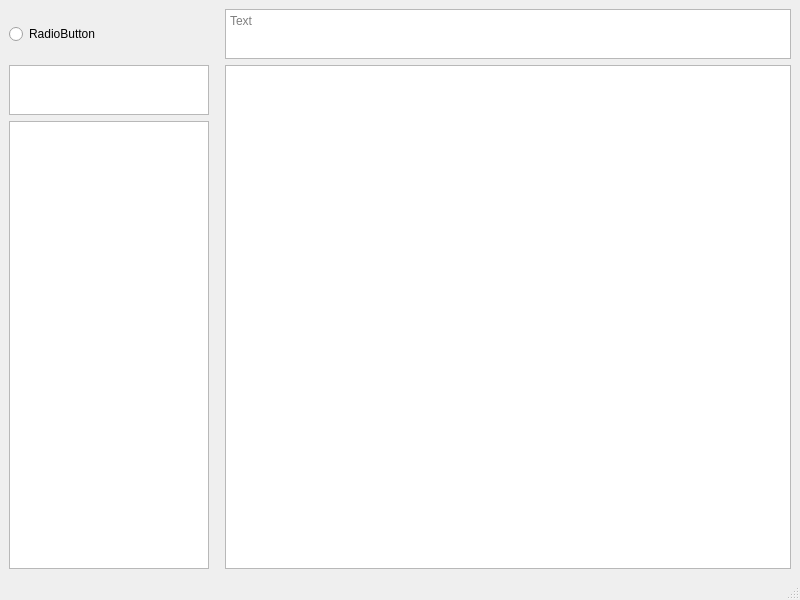
Qt form TWarriorGUI/mainwindow.ui (anivelle/twarrior-gui) before a commit.
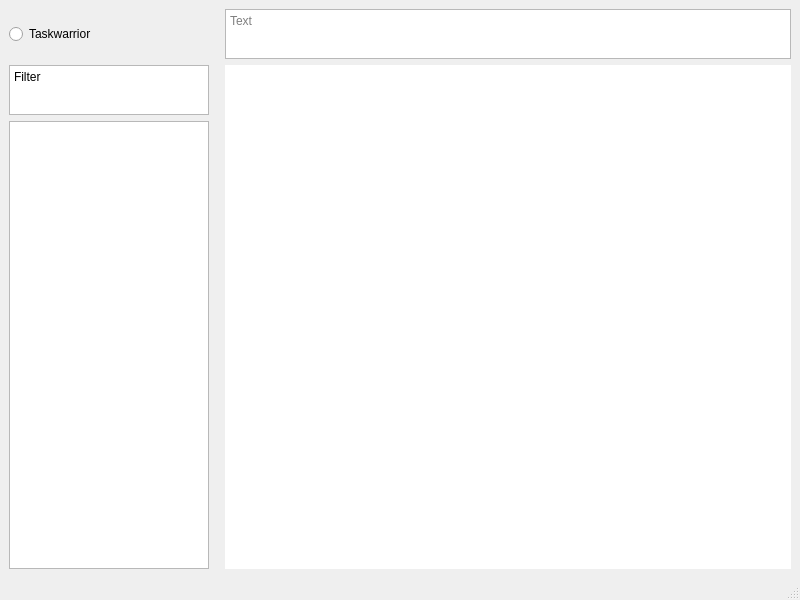
The same form after that commit.

Commit message: Updated Notification class to be individual notifications all interacting on a DBus interface that is provided to the constructor. Also set up the setData() function, not sure how to enable editing yet

```diff
--- a/TWarriorGUI/mainwindow.ui
+++ b/TWarriorGUI/mainwindow.ui
@@ -43,6 +43,16 @@
             <height>50</height>
            </size>
           </property>
+          <property name="html">
+           <string>&lt;!DOCTYPE HTML PUBLIC &quot;-//W3C//DTD HTML 4.0//EN&quot; &quot;http://www.w3.org/TR/REC-html40/strict.dtd&quot;&gt;
+&lt;html&gt;&lt;head&gt;&lt;meta name=&quot;qrichtext&quot; content=&quot;1&quot; /&gt;&lt;meta charset=&quot;utf-8&quot; /&gt;&lt;style type=&quot;text/css&quot;&gt;
+p, li { white-space: pre-wrap; }
+hr { height: 1px; border-width: 0; }
+li.unchecked::marker { content: &quot;\2610&quot;; }
+li.checked::marker { content: &quot;\2612&quot;; }
+&lt;/style&gt;&lt;/head&gt;&lt;body style=&quot; font-family:'Sans Serif'; font-size:9pt; font-weight:400; font-style:normal;&quot;&gt;
+&lt;p style=&quot; margin-top:0px; margin-bottom:0px; margin-left:0px; margin-right:0px; -qt-block-indent:0; text-indent:0px;&quot;&gt;Filter&lt;/p&gt;&lt;/body&gt;&lt;/html&gt;</string>
+          </property>
          </widget>
         </item>
         <item>
@@ -58,7 +68,26 @@
        </layout>
       </item>
       <item row="4" column="2">
-       <widget class="QTreeView" name="treeView"/>
+       <widget class="QTreeView" name="treeView">
+        <property name="frameShape">
+         <enum>QFrame::NoFrame</enum>
+        </property>
+        <property name="frameShadow">
+         <enum>QFrame::Sunken</enum>
+        </property>
+        <property name="tabKeyNavigation">
+         <bool>true</bool>
+        </property>
+        <property name="showDropIndicator" stdset="0">
+         <bool>true</bool>
+        </property>
+        <property name="itemsExpandable">
+         <bool>false</bool>
+        </property>
+        <property name="allColumnsShowFocus">
+         <bool>true</bool>
+        </property>
+       </widget>
       </item>
       <item row="3" column="2">
        <widget class="QTextEdit" name="textEdit">
@@ -91,7 +120,7 @@
       <item row="3" column="0">
        <widget class="QRadioButton" name="radioButton">
         <property name="text">
-         <string>RadioButton</string>
+         <string>Taskwarrior</string>
         </property>
        </widget>
       </item>
```
Left out of the diff: 2 changed lines with no effect on the pictures. The commit also changes 7 other files.
